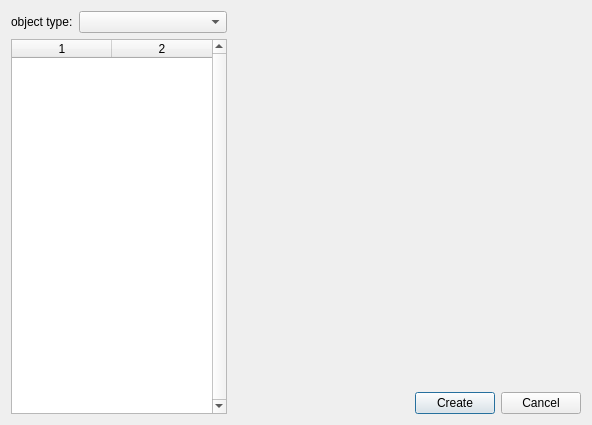
Old version of the form createobjectform.ui in the repository konstvest/ei_maper.
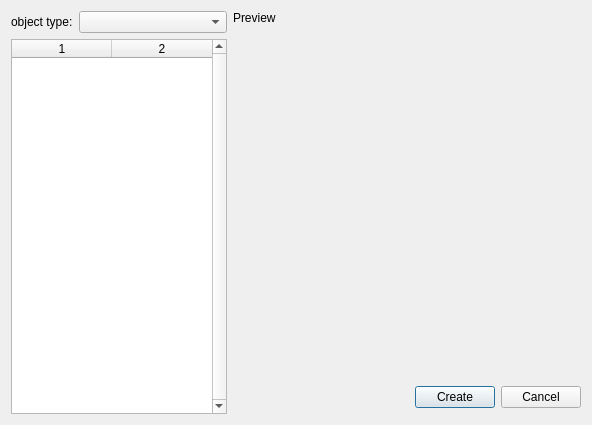
New version of the form. Custom widgets are drawn as their Qt base class.

Commit message:
display preview for creating new objects
++ CPreview
++ CBox
++ CCamera::moveTo(...)
++ CCamera::moveAwayOn(...)
++ CNode::getBBox(...)

Patch:
```diff
--- a/createobjectform.ui
+++ b/createobjectform.ui
@@ -97,9 +97,22 @@
     </layout>
    </item>
    <item>
-    <layout class="QVBoxLayout" name="verticalLayout" stretch="1,0">
+    <layout class="QVBoxLayout" name="verticalLayout" stretch="0,1,0">
+     <property name="topMargin">
+      <number>0</number>
+     </property>
+     <property name="bottomMargin">
+      <number>6</number>
+     </property>
      <item>
-      <widget class="QWidget" name="widget" native="true"/>
+      <widget class="QLabel" name="label">
+       <property name="text">
+        <string>Preview</string>
+       </property>
+      </widget>
+     </item>
+     <item>
+      <layout class="QHBoxLayout" name="horizontalLayout_4"/>
      </item>
      <item>
       <layout class="QHBoxLayout" name="horizontalLayout_3">
```
The commit also changes 18 other files.
